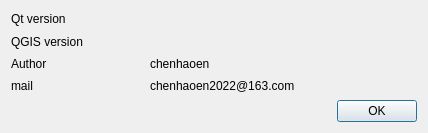
chenhaoen/TinyGIS, file TinyGIS/AboutTinyGISDlg.ui: the form before one commit.
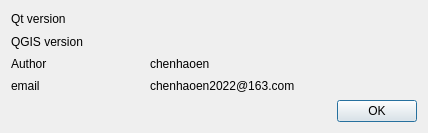
The form after the commit.

```diff
--- a/TinyGIS/AboutTinyGISDlg.ui
+++ b/TinyGIS/AboutTinyGISDlg.ui
@@ -45,7 +45,7 @@
    <item row="3" column="0">
     <widget class="QLabel" name="label_7">
      <property name="text">
-      <string>mail</string>
+      <string>email</string>
      </property>
     </widget>
    </item>
```
